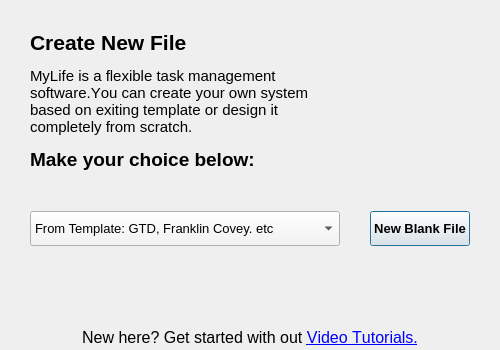
Old version of the form new_file/newfile.ui in the repository Accordeur/MyLife-UI.
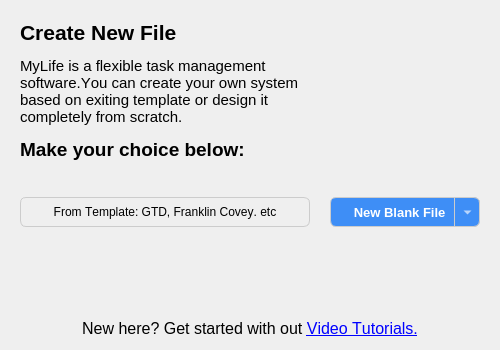
New version of the form. Icons and pictures are not drawn.

Commit message: 优化New Flie对话框

What changed in the file:
```diff
--- a/new_file/newfile.ui
+++ b/new_file/newfile.ui
@@ -43,20 +43,17 @@
    <bool>true</bool>
   </property>
   <layout class="QVBoxLayout" name="verticalLayout">
-   <property name="spacing">
-    <number>10</number>
-   </property>
    <property name="leftMargin">
-    <number>30</number>
+    <number>20</number>
    </property>
    <property name="topMargin">
-    <number>30</number>
+    <number>20</number>
    </property>
    <property name="rightMargin">
-    <number>30</number>
+    <number>20</number>
    </property>
    <property name="bottomMargin">
-    <number>0</number>
+    <number>5</number>
    </property>
    <item>
     <layout class="QHBoxLayout" name="horizontalLayout">
@@ -85,18 +82,18 @@
    <item>
     <layout class="QHBoxLayout" name="horizontalLayout_chice">
      <property name="spacing">
-      <number>30</number>
+      <number>20</number>
      </property>
      <property name="topMargin">
       <number>30</number>
      </property>
      <property name="bottomMargin">
-      <number>70</number>
+      <number>80</number>
      </property>
      <item>
-      <widget class="QComboBox" name="comboBox_template">
+      <widget class="QToolButton" name="toolButton_Select_templates">
        <property name="sizePolicy">
-        <sizepolicy hsizetype="Preferred" vsizetype="Fixed">
+        <sizepolicy hsizetype="Expanding" vsizetype="Fixed">
          <horstretch>0</horstretch>
          <verstretch>0</verstretch>
         </sizepolicy>
@@ -104,57 +101,37 @@
        <property name="minimumSize">
         <size>
          <width>0</width>
-         <height>35</height>
+         <height>30</height>
         </size>
        </property>
-       <property name="font">
-        <font>
-         <pointsize>10</pointsize>
-         <kerning>true</kerning>
-        </font>
-       </property>
        <property name="styleSheet">
-        <string notr="true">background-color: rgb(244, 244, 244);</string>
+        <string notr="true"> QToolButton { /* all types of tool button */
+     border: 1px solid #CCCCCC;
+     border-radius: 6px;
+     background-color: qlineargradient(x1: 0, y1: 0, x2: 0, y2: 1,
+                                       stop: 0 #f6f7fa, stop: 1 #dadbde);
+ }
+</string>
        </property>
-       <item>
-        <property name="text">
-         <string>From Template: GTD, Franklin Covey. etc</string>
-        </property>
-       </item>
-       <item>
-        <property name="text">
-         <string>Traditional FranklinCovey</string>
-        </property>
-       </item>
-       <item>
-        <property name="text">
-         <string>Getting Things Done - Beginners Action</string>
-        </property>
-       </item>
-       <item>
-        <property name="text">
-         <string>Getting Things Done - Zones of Focus</string>
-        </property>
-       </item>
-       <item>
-        <property name="text">
-         <string>Getting Things Done - Zones of Focusd Action</string>
-        </property>
-       </item>
-       <item>
-        <property name="text">
-         <string>Getting Things Done with FranklinCovey Roles</string>
-        </property>
-       </item>
-       <item>
-        <property name="text">
-         <string>FlyLady - Control Journal</string>
-        </property>
-       </item>
+       <property name="text">
+        <string>From Template: GTD, Franklin Covey. etc</string>
+       </property>
+       <property name="popupMode">
+        <enum>QToolButton::InstantPopup</enum>
+       </property>
+       <property name="toolButtonStyle">
+        <enum>Qt::ToolButtonTextOnly</enum>
+       </property>
+       <property name="autoRaise">
+        <bool>false</bool>
+       </property>
+       <property name="arrowType">
+        <enum>Qt::NoArrow</enum>
+       </property>
       </widget>
      </item>
      <item>
-      <widget class="QPushButton" name="button_new">
+      <widget class="QToolButton" name="toolButton_New_file">
        <property name="sizePolicy">
         <sizepolicy hsizetype="Fixed" vsizetype="Fixed">
          <horstretch>0</horstretch>
@@ -163,14 +140,14 @@
        </property>
        <property name="minimumSize">
         <size>
-         <width>0</width>
-         <height>35</height>
+         <width>150</width>
+         <height>30</height>
         </size>
        </property>
-       <property name="baseSize">
+       <property name="maximumSize">
         <size>
-         <width>0</width>
-         <height>0</height>
+         <width>150</width>
+         <height>30</height>
         </size>
        </property>
        <property name="font">
@@ -178,14 +155,34 @@
          <pointsize>10</pointsize>
          <weight>75</weight>
          <bold>true</bold>
-         <kerning>false</kerning>
+         <kerning>true</kerning>
         </font>
        </property>
        <property name="styleSheet">
-        <string notr="true"/>
+        <string notr="true"> QToolButton { /* all types of tool button */
+	 color: rgb(255, 255, 255);
+     border: 1px solid #CCCCCC;
+     border-radius: 6px;
+     background-color: #3e8ef6;
+ }
+
+ QToolButton::menu-button {
+	background-color: rgb(62, 142, 246);
+     border: 1px solid #CCCCCC;
+     border-top-right-radius: 6px;
+     border-bottom-right-radius: 6px;
+     /* 16px width + 4px for border = 20px allocated above */
+     width: 24px;
+ }</string>
        </property>
        <property name="text">
-        <string>New Blank File</string>
+        <string>New Blank File   </string>
+       </property>
+       <property name="popupMode">
+        <enum>QToolButton::MenuButtonPopup</enum>
+       </property>
+       <property name="toolButtonStyle">
+        <enum>Qt::ToolButtonTextOnly</enum>
        </property>
       </widget>
      </item>
```
Left out of the diff: 57 changed lines with no effect on the pictures. The commit also changes 5 other files.
